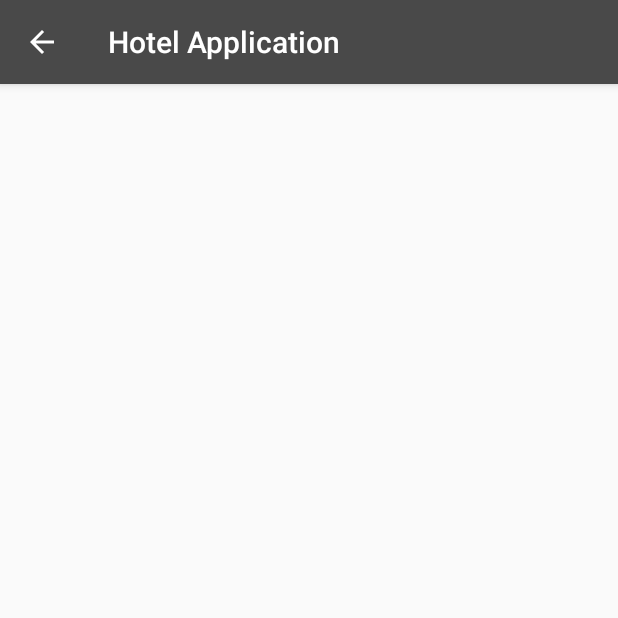
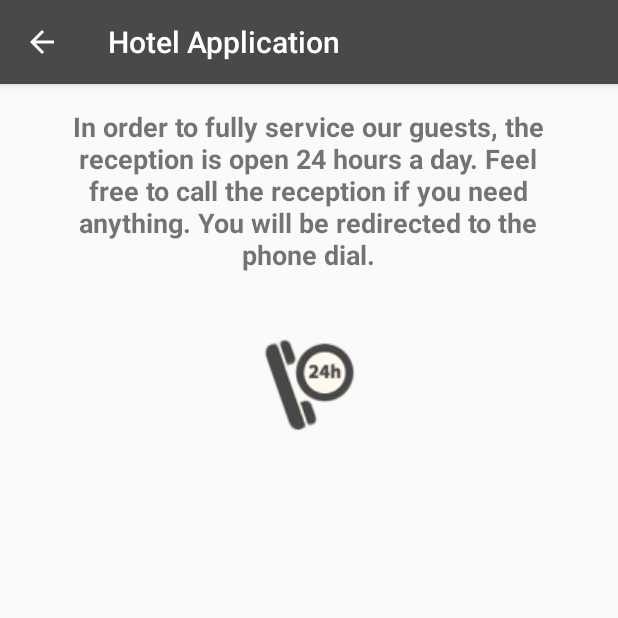
Before and after one commit to stellaselena/Hotel-Application, an Android app: the RoomServiceActivity screen opened directly, with no data from a screen before it, on a phone screen of 412 x 824 dp, the top half of it. Run offline under Robolectric (Android 15) with nearby library versions, the phone set to English and light mode, and no system bars.

Commit message:
added phone dial and maps

```diff
--- a/app/build.gradle
+++ b/app/build.gradle
@@ -27,5 +27,6 @@ dependencies {
     compile 'com.android.support:appcompat-v7:25.2.0'
     compile 'com.android.support:design:25.2.0'
     compile 'com.android.support.constraint:constraint-layout:1.0.2'
+    compile 'com.google.android.gms:play-services-maps:10.2.1'
     testCompile 'junit:junit:4.12'
 }
--- a/app/src/main/java/com/example/stellajovanovic/hotelapplication/RoomService/RoomServiceActivity.java
+++ b/app/src/main/java/com/example/stellajovanovic/hotelapplication/RoomService/RoomServiceActivity.java
@@ -1,16 +1,43 @@
 package com.example.stellajovanovic.hotelapplication.RoomService;
 
+import android.Manifest;
+import android.content.Intent;
+import android.content.pm.PackageManager;
+import android.net.Uri;
+import android.support.v4.app.ActivityCompat;
 import android.support.v7.app.AppCompatActivity;
 import android.os.Bundle;
+import android.util.Log;
+import android.view.View;
+import android.widget.Button;
+import android.widget.ImageButton;
 
 import com.example.stellajovanovic.hotelapplication.R;
 
 public class RoomServiceActivity extends AppCompatActivity {
+
+    private static final String TAG = "RoomServiceActivity";
+    ImageButton button;
 
     @Override
     protected void onCreate(Bundle savedInstanceState) {
         super.onCreate(savedInstanceState);
         setContentView(R.layout.activity_room_service);
         getSupportActionBar().setDisplayHomeAsUpEnabled(true);
+
+        button = (ImageButton) findViewById(R.id.imageButton);
+
+        button.setOnClickListener(new View.OnClickListener() {
+
+
+            @Override
+            public void onClick(View arg0) {
+                String phone = "+00 12345678";
+                Intent intent = new Intent(Intent.ACTION_DIAL, Uri.fromParts("tel", phone, null));
+                startActivity(intent);
+            }
+
+        });
     }
+
 }
--- a/app/src/main/res/layout/activity_room_service.xml
+++ b/app/src/main/res/layout/activity_room_service.xml
@@ -7,4 +7,35 @@
     android:layout_height="match_parent"
     tools:context="com.example.stellajovanovic.hotelapplication.RoomService.RoomServiceActivity">
 
+    <TextView
+        android:id="@+id/textView2"
+        android:layout_width="340dp"
+        android:layout_height="wrap_content"
+        android:layout_marginLeft="32dp"
+        android:layout_marginRight="32dp"
+        android:layout_marginTop="16dp"
+        android:text="@string/callUs"
+        android:textAlignment="center"
+        android:textSize="18sp"
+        android:textStyle="bold"
+        app:layout_constraintHorizontal_bias="0.375"
+        app:layout_constraintLeft_toLeftOf="parent"
+        app:layout_constraintRight_toRightOf="parent"
+        app:layout_constraintTop_toTopOf="parent" />
+
+    <ImageButton
+        android:id="@+id/imageButton"
+        android:layout_width="wrap_content"
+        android:layout_height="wrap_content"
+        android:layout_marginLeft="8dp"
+        android:layout_marginRight="8dp"
+        android:layout_marginTop="32dp"
+        android:background="@null"
+        app:layout_constraintHorizontal_bias="0.501"
+        app:layout_constraintLeft_toLeftOf="parent"
+        app:layout_constraintRight_toRightOf="parent"
+        app:layout_constraintTop_toBottomOf="@+id/textView2"
+        app:srcCompat="@drawable/callhotel"
+        android:contentDescription="@string/callUs" />
+
 </android.support.constraint.ConstraintLayout>
--- a/app/src/main/res/layout/main_menu.xml
+++ b/app/src/main/res/layout/main_menu.xml
@@ -84,7 +84,7 @@
         app:srcCompat="@drawable/callhotel"
         tools:layout_constraintBottom_creator="1"
         tools:layout_constraintLeft_creator="1"
-        tools:layout_constraintRight_creator="1"/>
+        tools:layout_constraintRight_creator="1" />
 
     <ImageButton
         android:id="@+id/imageButton6"
--- a/app/src/main/res/values/strings.xml
+++ b/app/src/main/res/values/strings.xml
@@ -15,4 +15,6 @@
     <string name="out_and_about">Out And About</string>
     <string name="room_service">Room Service</string>
     <string name="settings">Settings</string>
+    <string name="callUs">In order to fully service our guests, the reception is open 24 hours a day. Feel free to call the reception if you need anything. You will be redirected to the phone dial.</string>
+    <string name="title_activity_maps">Map</string>
 </resources>
```
Also changed, not shown: app/src/debug/res/values/google_maps_api.xml (added, +26 -0 lines), app/src/main/AndroidManifest.xml (+32 -8 lines), app/src/main/java/com/example/stellajovanovic/hotelapplication/HotelInfo/HotelInformationActivity.java (+58 -3 lines), app/src/main/java/com/example/stellajovanovic/hotelapplication/MainMenu/MainActivity.java (+7 -1 lines), app/src/main/res/layout/activity_maps.xml (added, +16 -0 lines), 1 other file.
